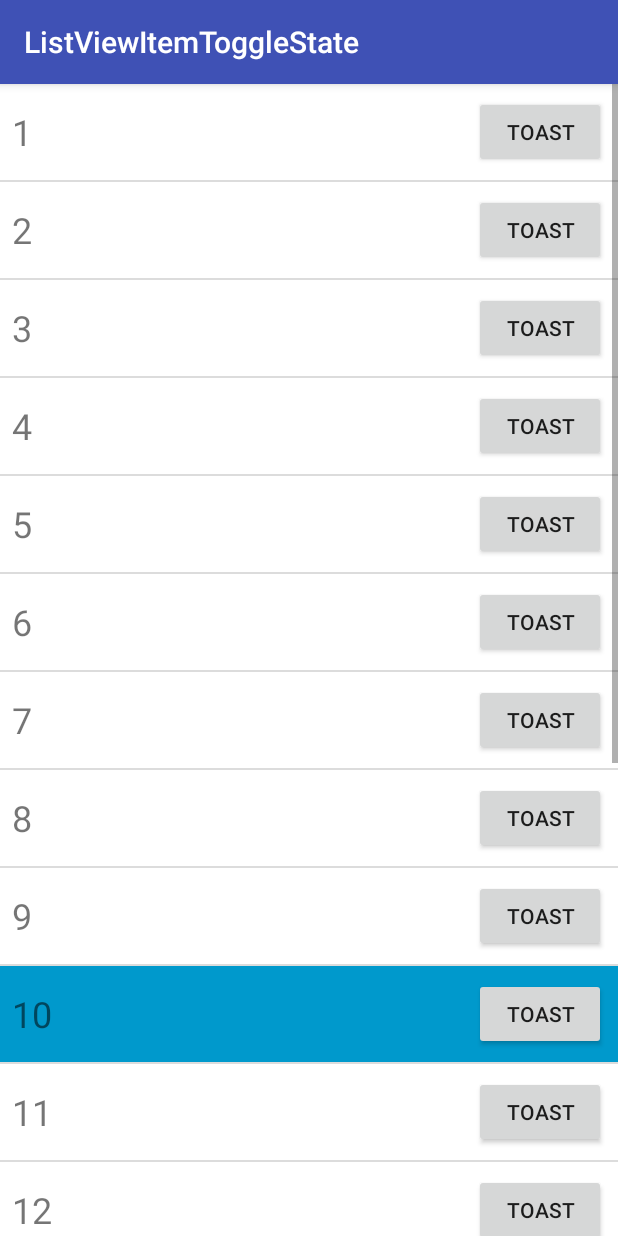
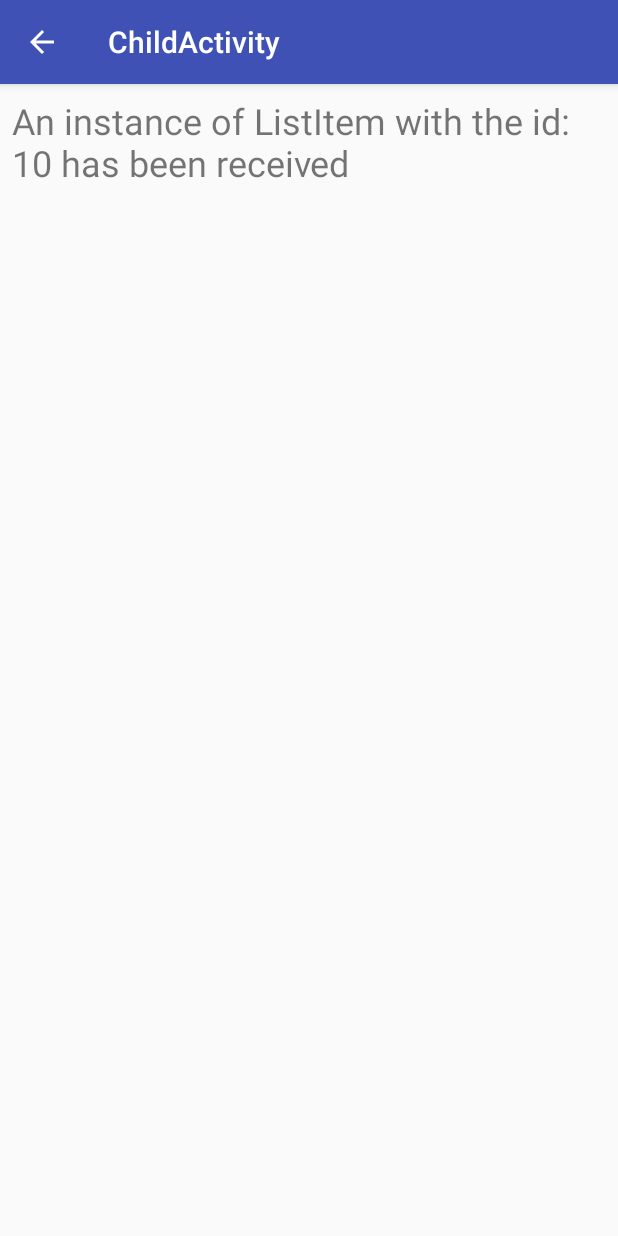
Before and after one commit to bytetonight/ListViewItemToggleState, an Android app: the screen it shows after launch (MainActivity before the commit, ChildActivity after it), after a tap on "10", on a phone screen of 412 x 824 dp. Run offline under Robolectric (Android 15) with nearby library versions, the phone set to English and light mode, and no system bars; 2 other taps on this screen came first.

Commit message:
Added an Intent Button to the CustomAdapter to demonstrate switching to ChildActivity and passing an instance of a custom class (which implements Parcelable) coming from the ListView to the ChildActivity

```diff
--- /dev/null
+++ b/app/src/main/java/android/example/com/listviewitemtogglestate/ChildActivity.java
@@ -0,0 +1,32 @@
+package android.example.com.listviewitemtogglestate;
+
+import android.content.Intent;
+import android.support.v7.app.AppCompatActivity;
+import android.os.Bundle;
+import android.widget.TextView;
+import android.widget.Toast;
+
+import org.w3c.dom.Text;
+
+public class ChildActivity extends AppCompatActivity {
+
+    private ListItem listItem;
+    private TextView simpleText;
+
+    @Override
+    protected void onCreate(Bundle savedInstanceState) {
+        super.onCreate(savedInstanceState);
+        setContentView(R.layout.activity_child);
+        setTitle("ChildActivity");
+        simpleText = findViewById(R.id.simpleText);
+
+        Intent senderIntent = getIntent();
+        if (senderIntent.hasExtra(Global.KEY_EXTRA_DATA)) {
+            listItem = senderIntent.getParcelableExtra(Global.KEY_EXTRA_DATA);
+
+            simpleText.setText(
+                    getString(R.string.placeholder_text, listItem.getIdString())
+            );
+        }
+    }
+}
--- a/app/src/main/java/android/example/com/listviewitemtogglestate/CustomAdapter.java
+++ b/app/src/main/java/android/example/com/listviewitemtogglestate/CustomAdapter.java
@@ -1,6 +1,8 @@
 package android.example.com.listviewitemtogglestate;
 
 import android.content.Context;
+import android.content.Intent;
+import android.provider.Settings;
 import android.support.annotation.NonNull;
 import android.support.annotation.Nullable;
 import android.support.v4.content.ContextCompat;
@@ -68,6 +70,20 @@ public class CustomAdapter extends ArrayAdapter<ListItem> {
             }
         });
 
+        /**
+         * Adding an OnClickListener on the Intent Button
+         * using {@link CustomAdapter#context} in the Intent
+         * to request running {@link ChildActivity}
+         */
+        holder.button2.setOnClickListener(new View.OnClickListener() {
+            @Override
+            public void onClick(View view) {
+                Intent gotoChildActivityIntent = new Intent(context, ChildActivity.class);
+                gotoChildActivityIntent.putExtra(Global.KEY_EXTRA_DATA, listItem);
+                context.startActivity(gotoChildActivityIntent);
+            }
+        });
+
         return convertView;
     }
 
@@ -76,12 +92,14 @@ public class CustomAdapter extends ArrayAdapter<ListItem> {
         TextView itemId;
         View listItemRoot;
         Button button1;
+        Button button2;
 
         ViewHolder(View v)
         {
             itemId = v.findViewById(R.id.itemId);
             listItemRoot = v.findViewById(R.id.listItemRoot);
             button1 = v.findViewById(R.id.button1);
+            button2 = v.findViewById(R.id.button2);
         }
     }
 }
--- /dev/null
+++ b/app/src/main/res/layout/activity_child.xml
@@ -0,0 +1,16 @@
+<?xml version="1.0" encoding="utf-8"?>
+<LinearLayout xmlns:android="http://schemas.android.com/apk/res/android"
+    xmlns:app="http://schemas.android.com/apk/res-auto"
+    xmlns:tools="http://schemas.android.com/tools"
+    android:layout_width="match_parent"
+    android:layout_height="match_parent"
+    android:padding="8dp"
+    tools:context=".ChildActivity">
+
+    <TextView
+        android:id="@+id/simpleText"
+        android:layout_width="match_parent"
+        android:layout_height="wrap_content"
+        android:textSize="24sp"/>
+
+</LinearLayout>
--- a/app/src/main/res/values/strings.xml
+++ b/app/src/main/res/values/strings.xml
@@ -1,4 +1,5 @@
 <resources>
     <string name="app_name">ListViewItemToggleState</string>
     <string name="button1Text">Toast</string>
+    <string name="placeholder_text">An instance of ListItem with the id: %1s has been received</string>
 </resources>
```
Also changed, not shown: app/src/main/AndroidManifest.xml (+7 -0 lines), app/src/main/java/android/example/com/listviewitemtogglestate/Global.java (added, +9 -0 lines), app/src/main/java/android/example/com/listviewitemtogglestate/ListItem.java (+33 -1 lines), app/src/main/res/layout/list_item_layout.xml (+8 -1 lines).
